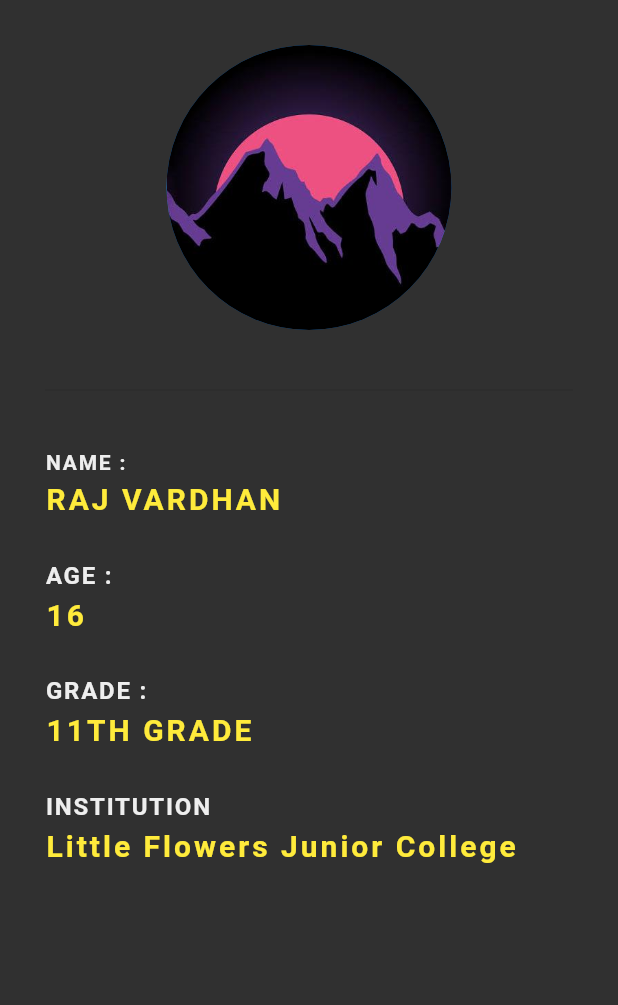
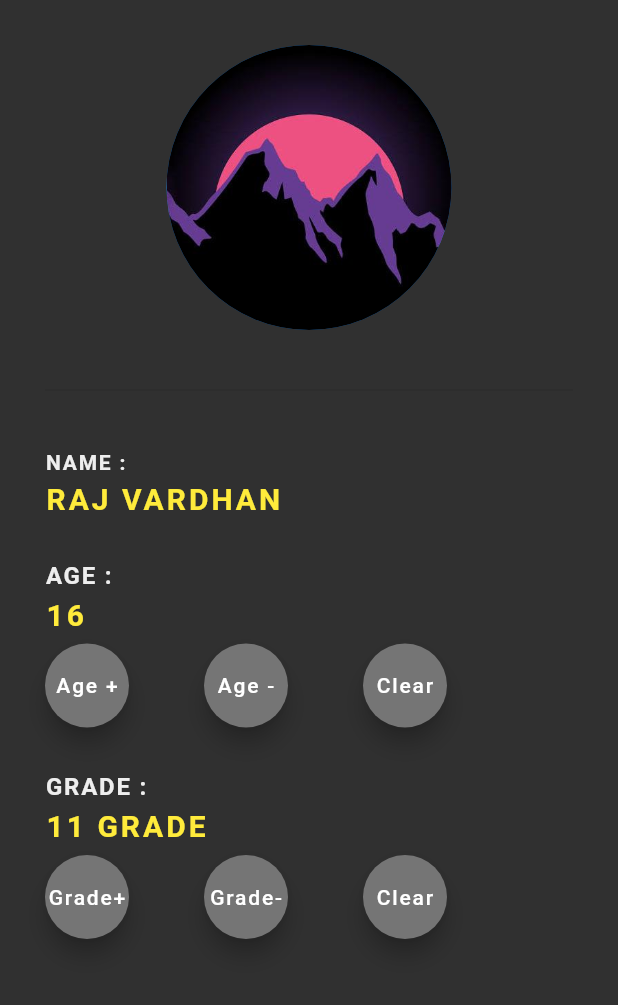
Before and after one commit to RAJVARDHAN2005/my_id_card_project, a Flutter app: the screen it shows after launch, on a phone screen of 412 x 824 dp, the part 84-1089 px from its top. Run offline on Flutter 3.47's test engine with Material 2 defaults, Android fonts, the phone set to English and light mode, and no system bars.

Commit message:
Update main.dart

```diff
--- a/lib/main.dart
+++ b/lib/main.dart
@@ -4,7 +4,15 @@ void main() => runApp(MaterialApp(
       home: my_id(),
     ));
 
-class my_id extends StatelessWidget {
+class my_id extends StatefulWidget {
+  @override
+  _my_idState createState() => _my_idState();
+}
+
+class _my_idState extends State<my_id> {
+  int ageIncrement = 16;
+  int gradeIncrement = 11;
+
   @override
   Widget build(BuildContext context) {
     return Scaffold(
@@ -64,13 +72,60 @@ class my_id extends StatelessWidget {
                 height: 5.0,
               ),
               Text(
-                '16',
+                '$ageIncrement',
                 style: TextStyle(
                     color: Colors.yellow,
                     fontWeight: FontWeight.bold,
                     letterSpacing: 2.0,
                     fontSize: 20),
               ),
+              SizedBox(
+                height: 8.0,
+              ),
+              Row(children: [
+                FloatingActionButton(
+                    backgroundColor: Colors.grey[600],
+                    child: Text(
+                      'Age +',
+                    ),
+                    onPressed: () {
+                      setState(() {
+                        ageIncrement += 1;
+                      });
+                    }),
+                SizedBox(
+                  width: 50.0,
+                ),
+                FloatingActionButton(
+                    backgroundColor: Colors.grey[600],
+                    child: Text(
+                      'Age -',
+                    ),
+                    onPressed: () {
+                      setState(() {
+                        ageIncrement -= 1;
+                        if (ageIncrement < 1) {
+                          ageIncrement = 1;
+                        }
+                      });
+                    }),
+                SizedBox(
+                  width: 50.0,
+                ),
+                FloatingActionButton(
+                    backgroundColor: Colors.grey[600],
+                    child: Text(
+                      'Clear',
+                    ),
+                    onPressed: () {
+                      setState(() {
+                        ageIncrement = 16;
+                      });
+                    }),
+                SizedBox(
+                  width: 50.0,
+                ),
+              ]),
               SizedBox(
                 height: 30.0,
               ),
@@ -87,7 +142,7 @@ class my_id extends StatelessWidget {
                 height: 5.0,
               ),
               Text(
-                '11TH GRADE',
+                '$gradeIncrement GRADE',
                 style: TextStyle(
                     color: Colors.yellow,
                     fontWeight: FontWeight.bold,
@@ -95,28 +150,52 @@ class my_id extends StatelessWidget {
                     fontSize: 20),
               ),
               SizedBox(
-                height: 30.0,
+                height: 8.0,
               ),
-              Text(
-                'INSTITUTION',
-                style: TextStyle(
-                    color: Colors.grey[200],
-                    fontWeight: FontWeight.bold,
-                    letterSpacing: 1.2,
-                    fontSize: 16),
-                // height
-              ),
-              SizedBox(
-                height: 5.0,
-              ),
-              Text(
-                'Little Flowers Junior College',
-                style: TextStyle(
-                    color: Colors.yellow,
-                    fontWeight: FontWeight.bold,
-                    letterSpacing: 2.0,
-                    fontSize: 20),
-              ),
+              Row(children: [
+                FloatingActionButton(
+                    backgroundColor: Colors.grey[600],
+                    child: Text(
+                      'Grade+',
+                    ),
+                    onPressed: () {
+                      setState(() {
+                        gradeIncrement += 1;
+                      });
+                    }),
+                SizedBox(
+                  width: 50.0,
+                ),
+                FloatingActionButton(
+                    backgroundColor: Colors.grey[600],
+                    child: Text(
+                      'Grade-',
+                    ),
+                    onPressed: () {
+                      setState(() {
+                        gradeIncrement -= 1;
+                        if (gradeIncrement < 1) {
+                          gradeIncrement = 1;
+                        }
+                      });
+                    }),
+                SizedBox(
+                  width: 50.0,
+                ),
+                FloatingActionButton(
+                    backgroundColor: Colors.grey[600],
+                    child: Text(
+                      'Clear',
+                    ),
+                    onPressed: () {
+                      setState(() {
+                        gradeIncrement = 11;
+                      });
+                    }),
+                SizedBox(
+                  width: 50.0,
+                ),
+              ]),
               SizedBox(
                 height: 30.0,
               ),
```
